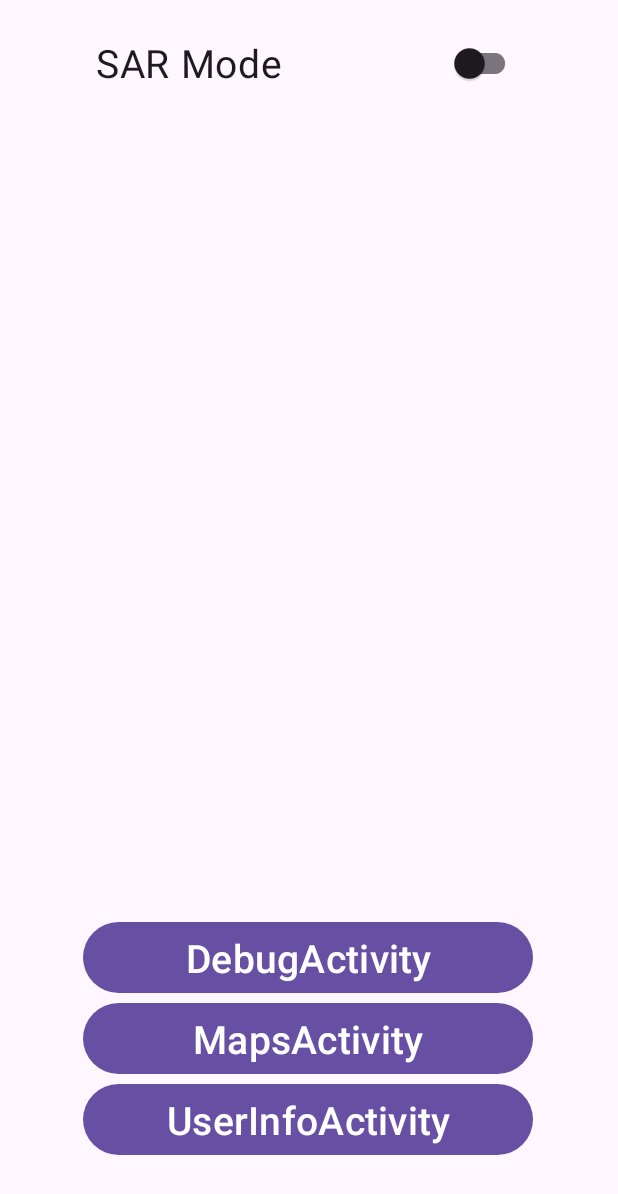
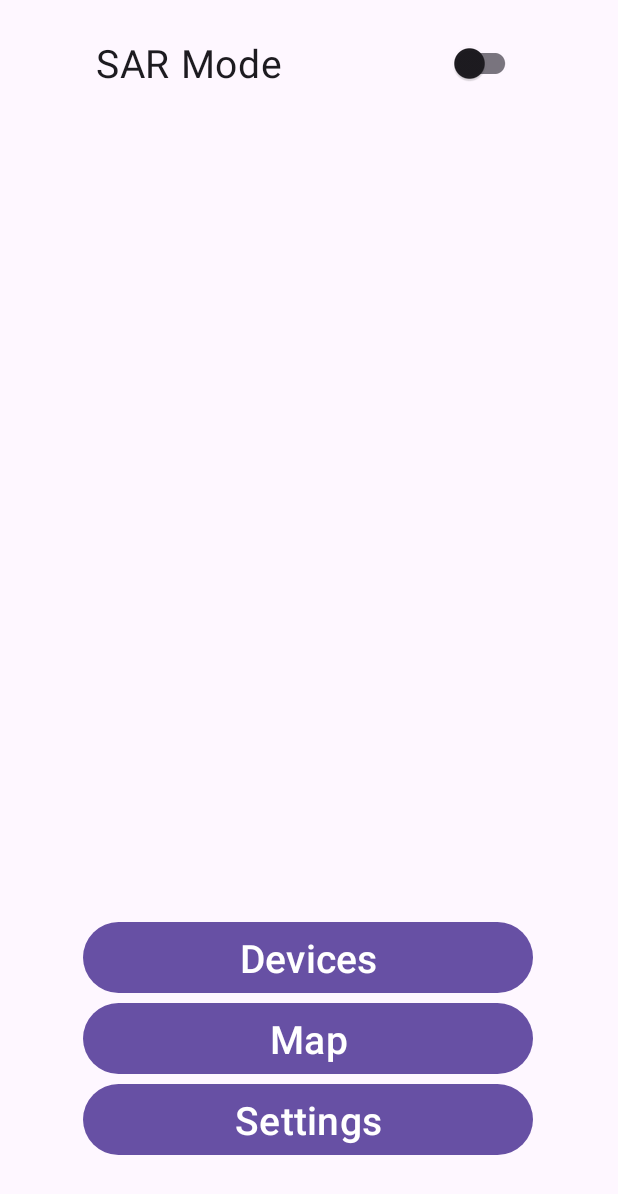
Before and after one commit to Etto48/RescueLink, an Android app: the layout activity_main.xml on its own in the app's theme, with its tools: preview values and no code run, on a phone screen of 412 x 824 dp. Shown: the top 1194 px of the screen. Run offline under Robolectric (Android 15) with nearby library versions, the phone set to English and light mode, and no system bars.

Commit message:
Updated strings.xml with better names for buttons
Signed-off-by: Ettore Ricci <minecraft.etto@gmail.com>

```diff
--- a/app/src/main/res/values/strings.xml
+++ b/app/src/main/res/values/strings.xml
@@ -1,8 +1,8 @@
 <resources>
     <string name="app_name">RescueLink</string>
     <string name="sar_mode">SAR Mode</string>
-    <string name="title_activity_maps">MapsActivity</string>
-    <string name="title_activity_debug">DebugActivity</string>
+    <string name="title_activity_maps">Map</string>
+    <string name="title_activity_debug">Devices</string>
     <string name="tag_age">Age: </string>
     <string name="tag_weight">Weight: </string>
     <string name="tag_heart_rate">HR: </string>
@@ -10,9 +10,9 @@
     <string name="unknown_device_name">Unknown Device</string>
     <string name="current_location">Current Location</string>
     <string name="possible_victim">Possible Victim</string>
-    <string name="title_activity_info">UserInfoActivity</string>
+    <string name="title_activity_info">Settings</string>
     <string name="name_userinfo">Name</string>
-    <string name="surname_userinfo">Surename</string>
+    <string name="surname_userinfo">Surname</string>
     <string name="birthdate_userinfo">Date of birth</string>
     <string name="weight_userinfo">Weight</string>
     <string name="save_userinfo">Save</string>
```
